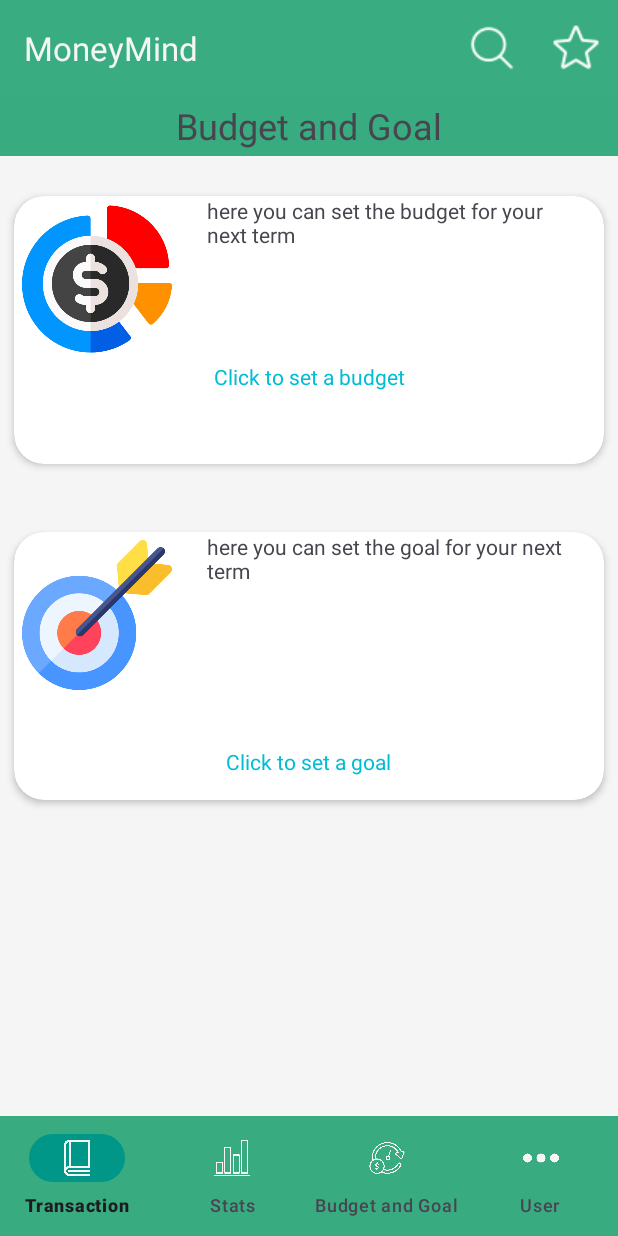
After one commit to Chaitanya-ghutukade/Moneymind, an Android app: the fragment BudgetFragment placed in its activity, on a phone screen of 412 x 824 dp. The commit adds this screen. Run offline under Robolectric (Android 15) with nearby library versions, the phone set to English and light mode, and no system bars; Roboto replaces fonts that are not available here.

Commit message:
final code

```diff
--- /dev/null
+++ b/app/src/main/java/com/example/moneymind/BudgetFragment.java
@@ -0,0 +1,51 @@
+package com.example.moneymind;
+
+import android.os.Bundle;
+
+import androidx.fragment.app.Fragment;
+
+import android.view.LayoutInflater;
+import android.view.View;
+import android.view.ViewGroup;
+
+import com.example.moneymind.databinding.FragmentBudgetBinding;
+
+
+public class BudgetFragment extends Fragment {
+
+
+    public BudgetFragment() {
+        // Required empty public constructor
+    }
+
+
+
+    @Override
+    public void onCreate(Bundle savedInstanceState) {
+        super.onCreate(savedInstanceState);
+        if (getArguments() != null) {
+
+        }
+    }
+             FragmentBudgetBinding binding;
+    @Override
+    public View onCreateView(LayoutInflater inflater, ViewGroup container,
+                             Bundle savedInstanceState) {
+       binding=FragmentBudgetBinding.inflate(inflater);
+
+
+
+
+
+
+
+
+
+
+
+
+
+
+        return binding.getRoot();
+    }
+}
--- a/app/src/main/java/com/example/moneymind/adapters/TransactionAdapter.java
+++ b/app/src/main/java/com/example/moneymind/adapters/TransactionAdapter.java
@@ -87,9 +87,6 @@ public class TransactionAdapter extends RecyclerView.Adapter<TransactionAdapter.
         });
 
 
-
-
-
     }
 
     @Override
--- a/app/src/main/java/com/example/moneymind/viewmodel/MainViewModel.java
+++ b/app/src/main/java/com/example/moneymind/viewmodel/MainViewModel.java
@@ -1,6 +1,8 @@
 package com.example.moneymind.viewmodel;
 
 import android.app.Application;
+import android.content.Context;
+import android.content.SharedPreferences;
 
 import androidx.annotation.NonNull;
 import androidx.lifecycle.AndroidViewModel;
@@ -19,6 +21,7 @@ public class MainViewModel extends AndroidViewModel {
     MyDBHelper db = new MyDBHelper(this.getApplication());
 
 
+
     public MutableLiveData<ArrayList<Transaction>> transaction = new MutableLiveData<>();
     public MutableLiveData<ArrayList<Transaction>> categorytransaction = new MutableLiveData<>();
     public MutableLiveData<Double> totalIncome = new MutableLiveData<>();
@@ -32,6 +35,10 @@ public class MainViewModel extends AndroidViewModel {
         super(application);
     }
 
+    SharedPreferences sh=getApplication().getSharedPreferences("userDetails", Context.MODE_PRIVATE);
+    int user_id=sh.getInt("userId",-1);
+    int account_id=sh.getInt("accountId",-1);
+
 
     public void getTransactionsChart(Calendar calendar, String Type) {
         this.calendar = calendar;
@@ -41,12 +48,12 @@ public class MainViewModel extends AndroidViewModel {
         if (Constants.SELECTED_TAB_STATS == Constants.DAILY) {
 
 
-            newTransactions = db.getTransactionDetailsOfDayChart(calendar, Type);
+            newTransactions = db.getTransactionDetailsOfDayChart(calendar, Type,account_id);
 
 
         } else if (Constants.SELECTED_TAB_STATS == Constants.MONTHLY) {
 
-            newTransactions = db.getTransactionDetailsOfMonthsChart(calendar, Type);
+            newTransactions = db.getTransactionDetailsOfMonthsChart(calendar, Type,account_id);
 
         }
 
@@ -65,17 +72,17 @@ public class MainViewModel extends AndroidViewModel {
         if (Constants.SELECTED_TAB == Constants.DAILY) {
 
 
-            newTransactions = db.getTransactionDetailsForAccount(calendar);
-            income = db.getTotalIncomeForDate(calendar);
-            expense = db.getTotalExpenseForDate(calendar);
-            total = db.getTotalAccountForDate(calendar);
+            newTransactions = db.getTransactionDetailsForAccount(calendar,account_id);
+            income = db.getTotalIncomeForDate(calendar,account_id);
+            expense = db.getTotalExpenseForDate(calendar,account_id);
+            total = db.getTotalAccountForDate(calendar,account_id);
 
         } else if (Constants.SELECTED_TAB == Constants.MONTHLY) {
 
-            newTransactions = db.getTransactionDetailsOfMonths(calendar);
-            income = db.getTotalIncomeForMonth(calendar);
-            expense = db.getTotalExpenseForMonth(calendar);
-            total = db.getTotalAccountForMonth(calendar);
+            newTransactions = db.getTransactionDetailsOfMonths(calendar,account_id);
+            income = db.getTotalIncomeForMonth(calendar,account_id);
+            expense = db.getTotalExpenseForMonth(calendar,account_id);
+            total = db.getTotalAccountForMonth(calendar,account_id);
         }
 
 
--- a/app/src/main/java/com/example/moneymind/views/activities/Account_page.java
+++ b/app/src/main/java/com/example/moneymind/views/activities/Account_page.java
@@ -36,6 +36,7 @@ public class Account_page extends AppCompatActivity {
     int user_id;
 
     AlertDialog dialog;
+
 
 
     @Override
--- a/app/src/main/java/com/example/moneymind/views/activities/LoginActivity.java
+++ b/app/src/main/java/com/example/moneymind/views/activities/LoginActivity.java
@@ -65,7 +65,7 @@ public class LoginActivity extends AppCompatActivity {
                             edit.apply();
 
 
-                            Intent account_page = new Intent(LoginActivity.this, MainActivity.class);
+                            Intent account_page = new Intent(LoginActivity.this, Account_page.class);
 
                             Toast.makeText(LoginActivity.this, "Login Successfull", Toast.LENGTH_SHORT).show();
                             startActivity(account_page);
--- a/app/src/main/java/com/example/moneymind/views/activities/Splashscreen.java
+++ b/app/src/main/java/com/example/moneymind/views/activities/Splashscreen.java
@@ -25,7 +25,7 @@ public class Splashscreen extends AppCompatActivity {
                 Boolean IsLoggedIn=prefs.getBoolean("IsLoggedIn",false);
                 if(IsLoggedIn){
 
-                    startActivity(new Intent(Splashscreen.this, MainActivity.class));
+                    startActivity(new Intent(Splashscreen.this, Account_page.class));
                     finish();
                 }
                 else{
--- /dev/null
+++ b/app/src/main/res/drawable/rounded_textview_bg.xml
@@ -0,0 +1,5 @@
+<!-- res/drawable/rounded_textview_bg.xml -->
+<shape xmlns:android="http://schemas.android.com/apk/res/android" android:shape="rectangle">
+    <solid android:color="@color/custom_green"/> <!-- Background color -->
+    <corners android:radius="20dp"/> <!-- Corner radius -->
+</shape>
--- /dev/null
+++ b/app/src/main/res/layout/fragment_budget.xml
@@ -0,0 +1,129 @@
+<?xml version="1.0" encoding="utf-8"?>
+<androidx.constraintlayout.widget.ConstraintLayout xmlns:android="http://schemas.android.com/apk/res/android"
+    xmlns:app="http://schemas.android.com/apk/res-auto"
+    xmlns:tools="http://schemas.android.com/tools"
+    android:id="@+id/frameLayout4"
+    android:layout_width="match_parent"
+    android:layout_height="match_parent"
+    android:elevation="10dp"
+    tools:context=".BudgetFragment">
+
+    <androidx.cardview.widget.CardView
+        android:id="@+id/budgetcard"
+        android:layout_width="match_parent"
+        android:layout_height="200dp"
+        android:layout_marginTop="16dp"
+        app:cardCornerRadius="20dp"
+        app:cardElevation="3dp"
+        app:cardUseCompatPadding="true"
+        app:layout_constraintStart_toStartOf="parent"
+        app:layout_constraintTop_toBottomOf="@+id/budget">
+
+        <androidx.constraintlayout.widget.ConstraintLayout
+            android:layout_width="match_parent"
+            android:layout_height="match_parent">
+
+            <TextView
+                android:id="@+id/budgetbtn"
+                android:layout_width="wrap_content"
+                android:layout_height="30dp"
+                android:layout_margin="5dp"
+                android:layout_marginTop="16dp"
+                android:text="Click to set a budget"
+                android:textColor="@color/blue"
+                app:layout_constraintEnd_toEndOf="parent"
+                app:layout_constraintStart_toStartOf="parent"
+                app:layout_constraintTop_toBottomOf="@+id/budgetimageView" />
+
+            <TextView
+                android:id="@+id/budgetdiscription"
+                android:layout_width="250dp"
+                android:layout_height="80dp"
+                android:layout_marginStart="8dp"
+                android:text="here you can set the budget for your next term"
+                app:layout_constraintEnd_toEndOf="parent"
+                app:layout_constraintStart_toEndOf="@+id/budgetimageView"
+                app:layout_constraintTop_toTopOf="parent" />
+
+            <ImageView
+                android:id="@+id/budgetimageView"
+                android:layout_width="100dp"
+                android:layout_height="100dp"
+                android:layout_margin="5dp"
+                android:layout_marginStart="5dp"
+                android:layout_marginTop="5dp"
+                android:scaleType="centerCrop"
+                android:visibility="visible"
+                app:layout_constraintStart_toStartOf="parent"
+                app:layout_constraintTop_toTopOf="parent"
+                app:srcCompat="@drawable/budgetimage" />
+        </androidx.constraintlayout.widget.ConstraintLayout>
+    </androidx.cardview.widget.CardView>
+
+    <TextView
+        android:id="@+id/budget"
+        android:layout_width="match_parent"
+        android:layout_height="40dp"
+        android:background="@color/custom_green"
+        android:gravity="center"
+        android:text="Budget and Goal"
+        android:textSize="24sp"
+        app:layout_constraintStart_toStartOf="parent"
+        app:layout_constraintTop_toTopOf="parent" />
+
+    <androidx.cardview.widget.CardView
+        android:id="@+id/goalcard"
+        android:layout_width="match_parent"
+        android:layout_height="200dp"
+        android:layout_marginTop="24dp"
+        app:cardCornerRadius="20dp"
+        app:cardElevation="3dp"
+        app:cardUseCompatPadding="true"
+        app:layout_constraintStart_toStartOf="parent"
+        app:layout_constraintTop_toBottomOf="@+id/budgetcard">
+
+
+        <androidx.constraintlayout.widget.ConstraintLayout
+            android:layout_width="match_parent"
+            android:layout_height="match_parent">
+
+            <TextView
+                android:id="@+id/goalbtn"
+                android:layout_width="wrap_content"
+                android:layout_height="30dp"
+                android:layout_margin="5dp"
+                android:layout_marginBottom="24dp"
+                android:text="Click to set a goal"
+                android:textColor="@color/blue"
+                app:layout_constraintBottom_toBottomOf="parent"
+                app:layout_constraintEnd_toEndOf="parent"
+                app:layout_constraintHorizontal_bias="0.498"
+                app:layout_constraintStart_toStartOf="parent" />
+
+            <TextView
+                android:id="@+id/goaldiscription"
+                android:layout_width="250dp"
+                android:layout_height="80dp"
+                android:layout_marginStart="8dp"
+                android:text="here you can set the goal for your next term"
+                app:layout_constraintEnd_toEndOf="parent"
+                app:layout_constraintStart_toEndOf="@+id/goalimageView"
+                app:layout_constraintTop_toTopOf="parent" />
+
+            <ImageView
+                android:id="@+id/goalimageView"
+                android:layout_width="100dp"
+                android:layout_height="100dp"
+                android:layout_margin="5dp"
+                android:layout_marginStart="5dp"
+                android:layout_marginTop="5dp"
+                android:scaleType="centerCrop"
+                android:visibility="visible"
+                app:layout_constraintStart_toStartOf="parent"
+                app:layout_constraintTop_toTopOf="parent"
+                app:srcCompat="@drawable/goalimage" />
+        </androidx.constraintlayout.widget.ConstraintLayout>
+
+    </androidx.cardview.widget.CardView>
+
+</androidx.constraintlayout.widget.ConstraintLayout>
--- a/app/src/main/res/layout/fragment_transactions.xml
+++ b/app/src/main/res/layout/fragment_transactions.xml
@@ -14,7 +14,7 @@
         android:background="@color/custom_green"
         android:orientation="horizontal"
         app:layout_constraintStart_toStartOf="parent"
-        app:layout_constraintTop_toBottomOf="@+id/appBarLayout">
+        app:layout_constraintTop_toTopOf="parent">
 
         <ImageView
             android:id="@+id/previous_date"
--- a/app/src/main/res/menu/bottom_menu.xml
+++ b/app/src/main/res/menu/bottom_menu.xml
@@ -14,15 +14,15 @@
         android:icon="@drawable/chart"
         android:title="Stats" />
     <item
-        android:id="@+id/accounts"
+        android:id="@+id/budget_goal"
         android:layout_width="wrap_content"
         android:layout_height="wrap_content"
-        android:icon="@drawable/accounts"
-        android:title="Accounts" />
+        android:icon="@drawable/budget"
+        android:title="Budget and Goal" />
     <item
-        android:id="@+id/other"
+        android:id="@+id/user"
         android:layout_width="wrap_content"
         android:layout_height="wrap_content"
         android:icon="@drawable/other"
-        android:title="Other" />
+        android:title="User" />
 </menu>
```
Also changed, not shown: app/src/main/java/com/example/moneymind/MyDBHelper.java (+37 -34 lines), app/src/main/java/com/example/moneymind/views/activities/MainActivity.java (+14 -18 lines), app/src/main/java/com/example/moneymind/views/fragments/UserFragment.java (added, +79 -0 lines), app/src/main/java/com/example/moneymind/views/fragments/addtransactionfragment.java (+8 -0 lines), app/src/main/res/layout/fragment_user.xml (added, +86 -0 lines), app/src/main/res/drawable/budget.png (added), app/src/main/res/drawable/budgetimage.png (added), app/src/main/res/drawable/goalimage.png (added).
